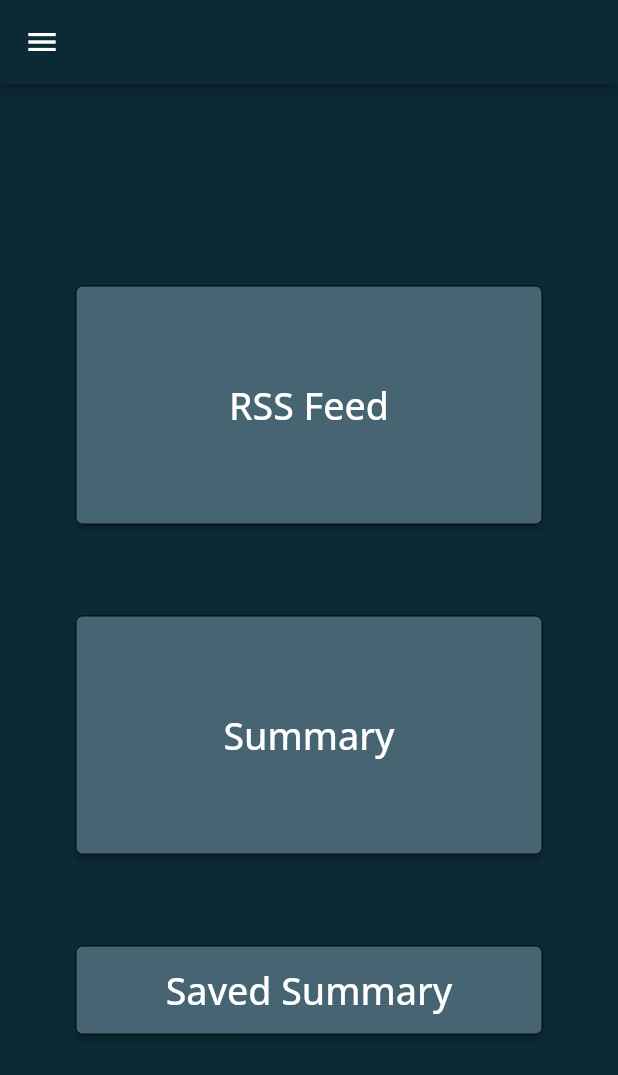
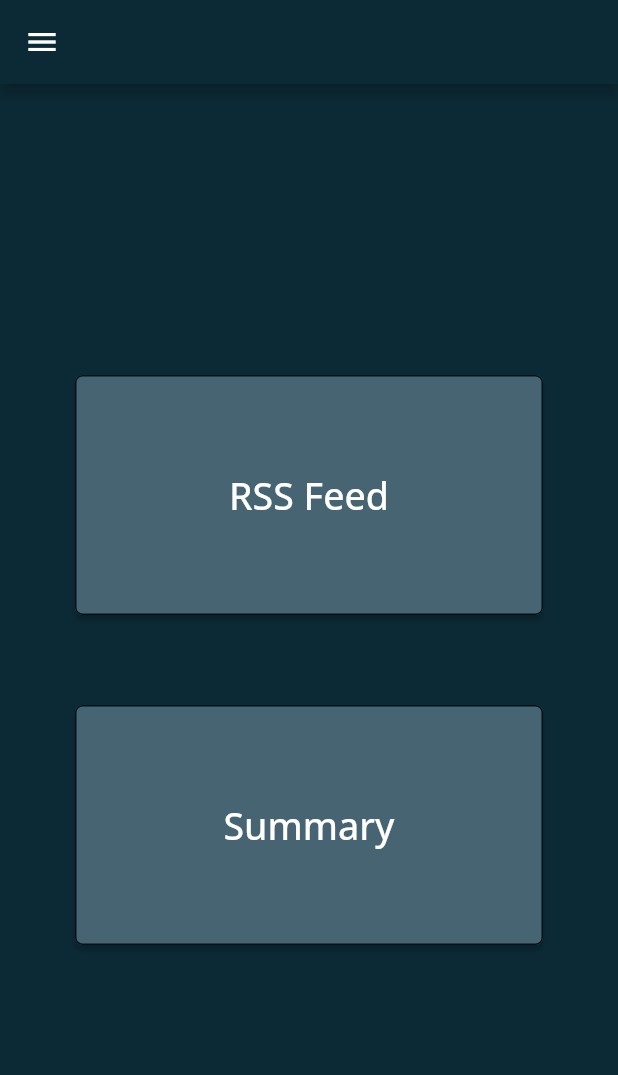
Before and after one commit to hadiyaaamir/khulasa, a Flutter app: the Option screen opened directly, on a phone screen of 412 x 824 dp. Shown: the top 1075 px of the screen. Run offline on Flutter 3.47's test engine with Material 2 defaults, Android fonts, the phone set to English and light mode, and no system bars; our stand-ins replace cloud_firestore, firebase_core, flutter_tts, google_fonts; accounts and stored records are empty.

Commit message:
extra option removed

```diff
--- a/lib/Views/Options/option.dart
+++ b/lib/Views/Options/option.dart
@@ -25,17 +25,14 @@ class _OptionState extends State<Option> {
         title: Text(""),
         backgroundColor: background,
       ),
-
-     drawer: Drawer(
-      child: Draw(),
-     ),
+      drawer: Drawer(
+        child: Draw(),
+      ),
       backgroundColor: background,
       body: Center(
         child: Column(
           mainAxisAlignment: MainAxisAlignment.center,
-          children:
-          [
-
+          children: [
             Btn(
               label: "RSS Feed",
               onPress: () =>
@@ -53,14 +50,14 @@ class _OptionState extends State<Option> {
               height: 160,
               font: largeFont,
             ),
-            Btn(
-              label: "Saved Summary",
-              onPress: () => Navigation().navigation(context, const Saved()),
-              background: primary,
-              foreground: text,
-              height: 60,
-              font: largeFont,
-            )
+            // Btn(
+            //   label: "Saved Summary",
+            //   onPress: () => Navigation().navigation(context, const Saved()),
+            //   background: primary,
+            //   foreground: text,
+            //   height: 60,
+            //   font: largeFont,
+            // )
           ],
         ),
       ),
```
